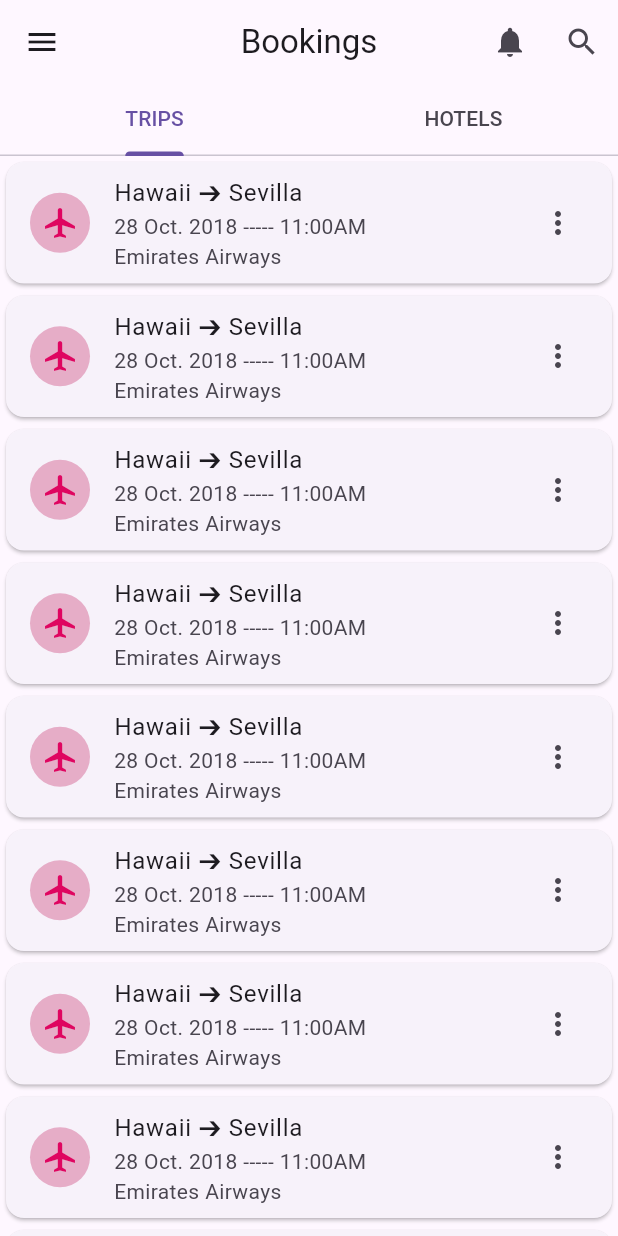
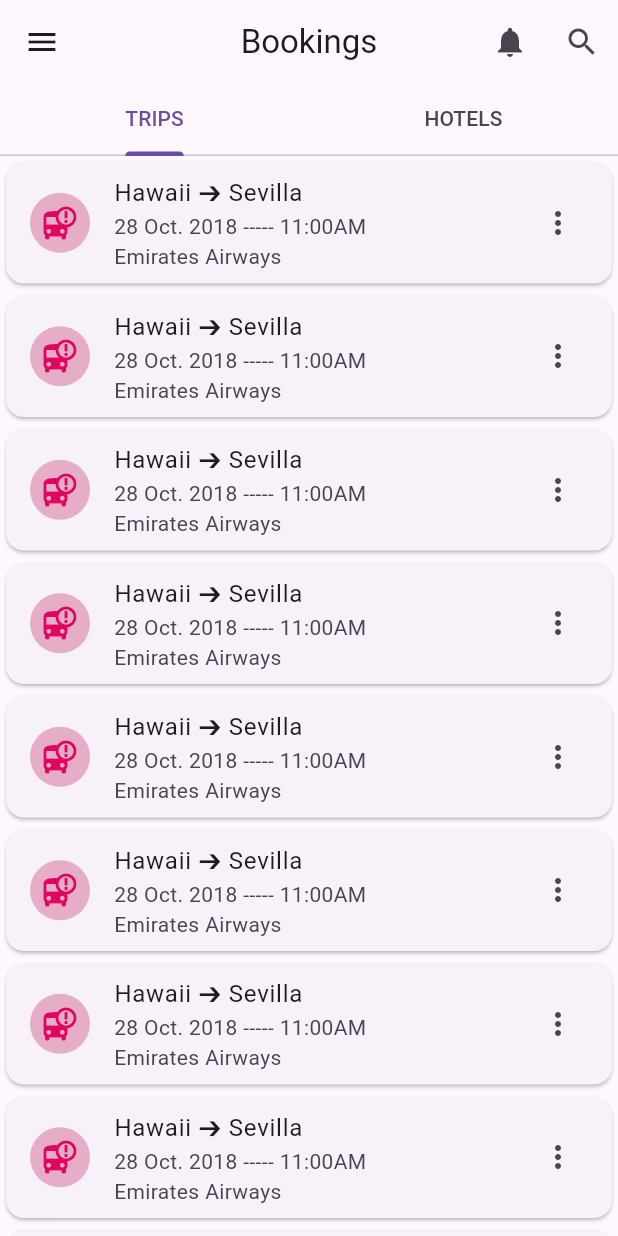
Before and after one commit to Hhurtadoabcx/flutter-practices, a Flutter app: the screen it shows after launch, on a phone screen of 412 x 824 dp. Run offline on Flutter 3.47's test engine with Material 2 defaults, Android fonts, the phone set to English and light mode, and no system bars.

```diff
--- a/lib/main.dart
+++ b/lib/main.dart
@@ -39,10 +39,20 @@ class _MyHomePageState extends State<MyHomePage> {
     'Atlanta ➔ Marrakech'
   ];
 
+  IconData seleccionarIconoAleatorio() {
+    Random random = Random();
+    List<IconData> iconos = [
+      Icons.airplanemode_active,
+      Icons.bus_alert,
+      Icons.directions_boat_outlined,
+    ];
+    return iconos[random.nextInt(iconos.length)];
+  }//Use lo mismo que para el titulo
+
   String seleccionarTituloAleatorio() {
     Random random = Random();
     return titulosPredefinidos[random.nextInt(titulosPredefinidos.length)];
-  }//Esto ea para que los titulos sean random, esto mismo voy hacer para los iconos
+  }//Esto es para que los titulos sean random, esto mismo voy hacer para los iconos
 
   List<Widget> _buildCardList(int count) {
     List<Widget> cards = [];
@@ -53,7 +63,10 @@ class _MyHomePageState extends State<MyHomePage> {
           child: ListTile(
             leading: CircleAvatar(
               backgroundColor: Color.fromARGB(115, 209, 88, 138),
-              child: Icon(Icons.airplanemode_active, color: Color.fromARGB(255, 223, 5, 96)),
+              child: Icon(
+                seleccionarIconoAleatorio(),
+                color: Color.fromARGB(255, 223, 5, 96),
+              ),
             ),
             title: Text(seleccionarTituloAleatorio()),
             subtitle: Column(
```
